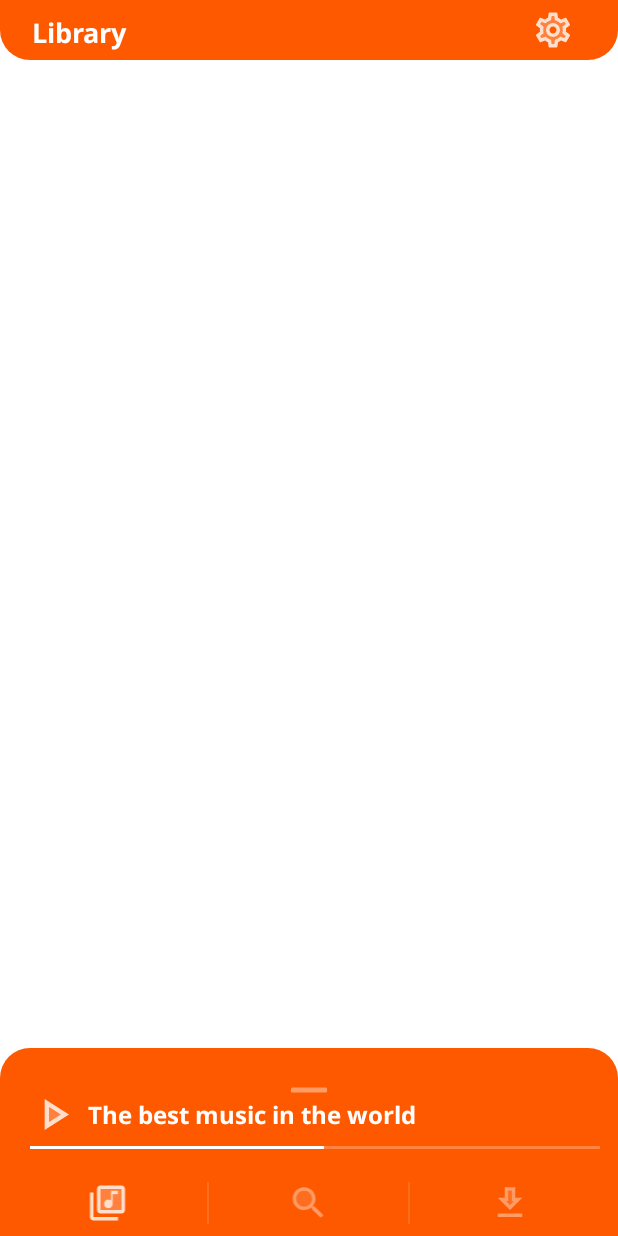
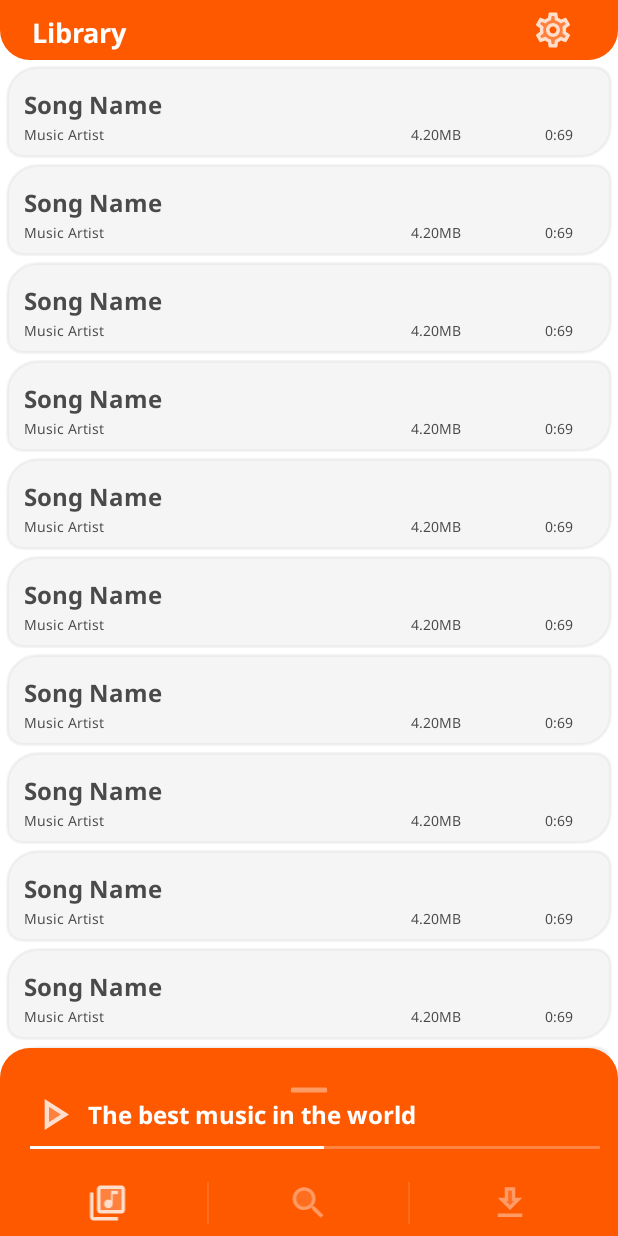
Before and after one commit to domedav/Pulze, an Android app: the screen it shows after launch (MainActivity), on a phone screen of 412 x 824 dp. Run offline under Robolectric (Android 15) with nearby library versions, the phone set to English and light mode, and no system bars; libraries missing offline, so code that uses them is left out: me.everything.android; 1 statement that could not run was skipped.

Commit message:
elastic scrollview

```diff
--- a/app/build.gradle
+++ b/app/build.gradle
@@ -59,5 +59,6 @@ dependencies {
     implementation 'androidx.constraintlayout:constraintlayout:2.1.4'
     implementation 'androidx.lifecycle:lifecycle-livedata-ktx:2.5.1'
     implementation 'androidx.lifecycle:lifecycle-viewmodel-ktx:2.5.1'
+    implementation 'io.github.everythingme:overscroll-decor-android:1.1.1'
     testImplementation 'junit:junit:4.13.2'
 }
--- a/app/src/main/java/com/domedav/listenanywhere/MainActivity.java
+++ b/app/src/main/java/com/domedav/listenanywhere/MainActivity.java
@@ -1,6 +1,5 @@
 package com.domedav.listenanywhere;
 
-import android.annotation.SuppressLint;
 import android.os.Bundle;
 import androidx.appcompat.app.AppCompatActivity;
 import android.util.Log;
@@ -8,6 +7,8 @@ import android.view.View;
 import android.view.Window;
 import android.view.WindowManager;
 import android.widget.AdapterView;
+import android.widget.ScrollView;
+
 import androidx.appcompat.app.AppCompatDelegate;
 import androidx.core.splashscreen.SplashScreen;
 import com.domedav.listenanywhere.databinding.ActivityMainBinding;
@@ -16,10 +17,13 @@ import com.domedav.listenanywhere.popup.PopupViewManager;
 import com.domedav.listenanywhere.popup.PopupViewWorkingIDs;
 import com.domedav.navbarnavigation.NavbarBackHelper;
 
+import me.everything.android.ui.overscroll.OverScrollDecoratorHelper;
+import me.everything.android.ui.overscroll.VerticalOverScrollBounceEffectDecorator;
+import me.everything.android.ui.overscroll.adapters.ScrollViewOverScrollDecorAdapter;
+
 public class MainActivity extends AppCompatActivity {
     private ActivityMainBinding m_binding;
 
-    @SuppressLint("ClickableViewAccessibility")
     @Override
     protected void onCreate(Bundle savedInstanceState) {
         // Set basic activity params
@@ -87,7 +91,7 @@ public class MainActivity extends AppCompatActivity {
         m_binding.darkenLayer.setOnClickListener(v -> NavbarBackHelper.NavigateBack()); // Tapping anywhere should also close popup
 
         // music layout
-        HomeScreenMusicControlPanelManager.InitialiseMusicLayoutHelper(this, m_binding);
+        HomeScreenMusicControlPanelManager.InitialiseMusicLayoutManager(this, m_binding);
 
         m_binding.musicnaviLayout.setOnTouchListener((v, event) -> {
             HomeScreenMusicControlPanelManager.LayoutMove(event);
@@ -96,6 +100,17 @@ public class MainActivity extends AppCompatActivity {
 
         HomeScreenMusicControlPanelManager.SetMusicAttributes("The best music in the world", "This is top-notch tech", 235);
         HomeScreenMusicControlPanelManager.SetProgress(120);
+
+        // Set up overscroll for music scroller
+        new VerticalOverScrollBounceEffectDecorator(new ScrollViewOverScrollDecorAdapter(findViewById(R.id.homecontentholder)), 25f, 25f, 1f);
+
+        m_binding.getRoot().post(() -> {
+            // Offset scrollable height, to make it look like, its scrolling into the top navilayout, and the bottom musicnave can slide on top
+            int top_height = m_binding.topLayout.getRoot().getHeight();
+            int bottom_height = m_binding.bottomLayout.getRoot().getHeight() + m_binding.musicnaviNavicollapsed.getRoot().getHeight();
+
+            m_binding.homefillable.setPaddingRelative(0, top_height  - 20, 0, bottom_height - 50);
+        });
     }
 
     @Override
--- /dev/null
+++ b/app/src/main/java/com/domedav/listenanywhere/homescreen/HomeScreenBottomNaviControlPanelManager.java
@@ -0,0 +1,43 @@
+package com.domedav.listenanywhere.homescreen;
+
+import android.app.Activity;
+import android.content.Context;
+import android.view.LayoutInflater;
+import android.view.ViewGroup;
+import com.domedav.animhelpers.QuickValueAnimator;
+import com.domedav.listenanywhere.databinding.ActivityMainBinding;
+import org.jetbrains.annotations.NotNull;
+
+public class HomeScreenBottomNaviControlPanelManager {
+    private static ActivityMainBinding m_binding;
+    private static Context m_context;
+    private static LayoutInflater m_inflater;
+    private static int m_currentlyActiveIndex = 0;
+
+    /**
+     * Initialise this class, prepare it for use
+     */
+    public static void InitialiseBottomNaviManager(@NotNull Activity a, @NotNull ActivityMainBinding binding){
+        m_binding = binding;
+        m_context = a.getApplicationContext();
+        // Get inflater service
+        m_inflater = (LayoutInflater)a.getSystemService(Context.LAYOUT_INFLATER_SERVICE);
+    }
+
+    /**
+     * Switches the view to the given index
+     */
+    private static void SwitchTo(int windowindex){
+        if(m_currentlyActiveIndex == windowindex){return;}
+        m_currentlyActiveIndex = windowindex;                     //prevent multi init call of the same layout
+    }
+
+    /**
+     * Must be called when this class is no longer used, so we dont cause a mem leak
+     */
+    public static void DestroyUnneeded(){
+        m_binding = null;
+        m_context = null;
+        m_inflater = null;
+    }
+}
--- a/app/src/main/java/com/domedav/listenanywhere/homescreen/HomeScreenMusicControlPanelManager.java
+++ b/app/src/main/java/com/domedav/listenanywhere/homescreen/HomeScreenMusicControlPanelManager.java
@@ -38,7 +38,11 @@ public class HomeScreenMusicControlPanelManager {
     private static boolean m_playpauseState = true;
     private static Drawable m_iconPlay;
     private static Drawable m_iconPause;
-    public static void InitialiseMusicLayoutHelper(@NotNull Activity a, @NotNull ActivityMainBinding binding){
+
+    /**
+     * Initialise this class, prepare it for use
+     */
+    public static void InitialiseMusicLayoutManager(@NotNull Activity a, @NotNull ActivityMainBinding binding){
         m_binding = binding;
         m_context = a.getApplicationContext();
         m_musiclayout = m_binding.musicnaviLayout;
@@ -231,13 +235,13 @@ public class HomeScreenMusicControlPanelManager {
         m_musicProgressbar_small.setProgress(currentprogress);
         m_musicProgressbar_big.setProgress(currentprogress);
 
-        int c_currmins = currentprogress / 60;
+        int curr_mins = currentprogress / 60;
         currentprogress %= 60;
 
-        int t_currmins = m_musicLength / 60;
-        int t_currsecs = m_musicLength %= 60;
+        int targ_mins = m_musicLength / 60;
+        int targ_secs = m_musicLength %= 60;
 
-        m_musicTimeLeft.setText(m_context.getString(R.string.music_timeremaining_placeholder, String.format("%02d:%02d", c_currmins, currentprogress), String.format("%02d:%02d", t_currmins, t_currsecs)));
+        m_musicTimeLeft.setText(m_context.getString(R.string.music_timeremaining_placeholder, String.format("%02d:%02d", curr_mins, currentprogress), String.format("%02d:%02d", targ_mins, targ_secs)));
     }
 
     /**
--- a/app/src/main/java/com/domedav/listenanywhere/popup/PopupViewManager.java
+++ b/app/src/main/java/com/domedav/listenanywhere/popup/PopupViewManager.java
@@ -50,11 +50,11 @@ public class PopupViewManager {
     private static final float INACTIVE_ALPHA = .3f;
     private static int m_workingID;
 
+    /**
+     * Initialise this class, prepare it for use
+     */
     @SuppressLint("ClickableViewAccessibility")
     public static void InitialisePopup(@NotNull Activity a, @NotNull ActivityMainBinding binding){
-        // Auto Cleanup
-        DestroyUnneeded();
-
         // Cache params
         m_binding = binding;
 
--- /dev/null
+++ b/app/src/main/res/drawable/ic_edit.xml
@@ -0,0 +1,8 @@
+<vector android:alpha="0.8" android:height="24dp" android:tint="@color/punchout"
+    android:viewportHeight="24" android:viewportWidth="24"
+    android:width="24dp" xmlns:android="http://schemas.android.com/apk/res/android">
+    <path android:fillAlpha="0.3"
+        android:fillColor="@android:color/white"
+        android:pathData="M5,18.08V19h0.92l9.06,-9.06 -0.92,-0.92z" android:strokeAlpha="0.3"/>
+    <path android:fillColor="@android:color/white" android:pathData="M20.71,7.04c0.39,-0.39 0.39,-1.02 0,-1.41l-2.34,-2.34c-0.2,-0.2 -0.45,-0.29 -0.71,-0.29s-0.51,0.1 -0.7,0.29l-1.83,1.83 3.75,3.75 1.83,-1.83zM3,17.25V21h3.75L17.81,9.94l-3.75,-3.75L3,17.25zM5.92,19H5v-0.92l9.06,-9.06 0.92,0.92L5.92,19z"/>
+</vector>
--- /dev/null
+++ b/app/src/main/res/drawable/rounded_at_all_modern.xml
@@ -0,0 +1,6 @@
+<shape android:shape="rectangle"
+    xmlns:android="http://schemas.android.com/apk/res/android">
+    <solid android:color="@android:color/white"/>
+    <stroke android:color="@color/punchout" android:width="2dp"/>
+    <corners android:topLeftRadius="20dp" android:topRightRadius="10dp" android:bottomLeftRadius="10dp" android:bottomRightRadius="20dp"/>
+</shape>
--- a/app/src/main/res/layout/activity_main.xml
+++ b/app/src/main/res/layout/activity_main.xml
@@ -8,6 +8,47 @@
     android:backgroundTint="@color/statusbar_color"
     android:layout_centerInParent="true">
 
+    <ScrollView
+        android:id="@+id/homecontentholder"
+        android:layout_width="match_parent"
+        android:layout_height="wrap_content"
+        android:layout_alignParentTop="true"
+        android:layout_above="@id/bottom_layout"
+        android:scrollbarThumbHorizontal="@null"
+        android:scrollbarThumbVertical="@null"
+        android:overScrollMode="always">
+
+        <LinearLayout
+            android:id="@+id/homefillable"
+            android:layout_width="match_parent"
+            android:layout_height="wrap_content"
+            android:orientation="vertical">
+
+            <Space
+                android:layout_width="wrap_content"
+                android:layout_height="15dp"/>
+
+            <include layout="@layout/music_item" />
+            <include layout="@layout/music_item" />
+            <include layout="@layout/music_item" />
+            <include layout="@layout/music_item" />
+            <include layout="@layout/music_item" />
+            <include layout="@layout/music_item" />
+            <include layout="@layout/music_item" />
+            <include layout="@layout/music_item" />
+            <include layout="@layout/music_item" />
+            <include layout="@layout/music_item" />
+            <include layout="@layout/music_item" />
+            <include layout="@layout/music_item" />
+            <include layout="@layout/music_item" />
+
+            <Space
+                android:layout_width="wrap_content"
+                android:layout_height="15dp"/>
+
+        </LinearLayout>
+    </ScrollView>
+
     <include
         android:id="@+id/top_layout"
         layout="@layout/top_navigation"
@@ -15,14 +56,6 @@
         android:layout_height="wrap_content"
         android:layout_alignParentTop="true"
         android:layout_centerInParent="true" />
-
-    <LinearLayout
-        android:layout_width="match_parent"
-        android:layout_height="wrap_content"
-        android:orientation="vertical"
-        android:layout_below="@id/top_layout">
-
-    </LinearLayout>
 
     <RelativeLayout
         android:id="@+id/musicnavi_layout"
@@ -44,6 +77,7 @@
             android:gravity="center"
             android:layout_gravity="center"
             android:clickable="false"
+            android:focusable="false"
             android:orientation="horizontal"
             android:layout_alignParentTop="true"
             android:layout_centerHorizontal="true">
@@ -55,6 +89,7 @@
                 android:backgroundTint="@android:color/white"
                 android:alpha=".4"
                 android:clickable="false"
+                android:focusable="false"
                 android:scaleX=".65"
                 android:translationY="-5dp"/>
 
--- a/app/src/main/res/layout/activity_storage_managment.xml
+++ b/app/src/main/res/layout/activity_storage_managment.xml
@@ -1,8 +1,14 @@
 <?xml version="1.0" encoding="utf-8"?>
-<androidx.coordinatorlayout.widget.CoordinatorLayout xmlns:android="http://schemas.android.com/apk/res/android"
+<RelativeLayout xmlns:android="http://schemas.android.com/apk/res/android"
     xmlns:tools="http://schemas.android.com/tools"
     android:layout_width="match_parent"
     android:layout_height="match_parent"
     tools:context=".StorageManagmentActivity">
 
-</androidx.coordinatorlayout.widget.CoordinatorLayout>
+    <include
+        layout="@layout/top_navigation"
+        android:layout_alignParentTop="true"
+        android:layout_width="match_parent"
+        android:layout_height="wrap_content"/>
+
+</RelativeLayout>
--- /dev/null
+++ b/app/src/main/res/layout/music_item.xml
@@ -0,0 +1,108 @@
+<?xml version="1.0" encoding="utf-8"?>
+<LinearLayout xmlns:android="http://schemas.android.com/apk/res/android"
+    android:layout_width="match_parent"
+    android:layout_height="wrap_content"
+    android:orientation="vertical"
+    android:background="@drawable/rounded_at_all_modern"
+    android:backgroundTint="@color/semitrans_dark_light"
+    android:padding="4dp"
+    android:layout_marginStart="4dp"
+    android:layout_marginTop="2dp"
+    android:layout_marginEnd="4dp"
+    android:layout_marginBottom="2dp">
+
+    <LinearLayout
+        android:layout_gravity="center"
+        android:gravity="center"
+        android:layout_width="match_parent"
+        android:layout_height="0dp"
+        android:orientation="horizontal"
+        android:layout_weight="1">
+
+        <TextView
+            android:id="@+id/item_music_name"
+            android:layout_width="0dp"
+            android:layout_height="wrap_content"
+            android:gravity="start"
+            android:fontFamily="@font/notosans_bold"
+            android:text="Song Name"
+            android:textSize="16sp"
+            android:textColor="@color/punchout"
+            android:clickable="false"
+            android:focusable="false"
+            android:maxLines="1"
+            android:ellipsize="end"
+            android:layout_marginStart="8dp"
+            android:layout_marginEnd="8dp"
+            android:layout_marginTop="4dp"
+            android:layout_weight="5"/>
+
+    </LinearLayout>
+
+    <LinearLayout
+        android:layout_gravity="start"
+        android:gravity="start"
+        android:layout_width="match_parent"
+        android:layout_height="0dp"
+        android:orientation="horizontal"
+        android:layout_weight="1">
+
+        <TextView
+            android:id="@+id/item_music_artist"
+            android:layout_width="wrap_content"
+            android:layout_height="wrap_content"
+            android:layout_gravity="start|top"
+            android:gravity="start"
+            android:fontFamily="@font/notosans_regular"
+            android:text="Music Artist"
+            android:textSize="9sp"
+            android:textColor="@color/punchout"
+            android:clickable="false"
+            android:focusable="false"
+            android:maxLines="1"
+            android:ellipsize="end"
+            android:layout_marginStart="8dp"
+            android:layout_marginEnd="8dp"
+            android:layout_marginBottom="4dp"
+            android:layout_weight="7"/>
+
+        <TextView
+            android:id="@+id/item_music_size"
+            android:layout_width="wrap_content"
+            android:layout_height="wrap_content"
+            android:layout_gravity="start|top"
+            android:gravity="start"
+            android:fontFamily="@font/notosans_regular"
+            android:text="4.20MB"
+            android:textSize="9sp"
+            android:textColor="@color/punchout"
+            android:clickable="false"
+            android:focusable="false"
+            android:maxLines="1"
+            android:ellipsize="end"
+            android:layout_marginStart="8dp"
+            android:layout_marginEnd="8dp"
+            android:layout_marginBottom="4dp"
+            android:layout_weight="1"/>
+
+        <TextView
+            android:id="@+id/item_music_length"
+            android:layout_width="wrap_content"
+            android:layout_height="wrap_content"
+            android:layout_gravity="end|top"
+            android:gravity="center"
+            android:fontFamily="@font/notosans_regular"
+            android:text="0:69"
+            android:textSize="9sp"
+            android:textColor="@color/punchout"
+            android:clickable="false"
+            android:focusable="false"
+            android:maxLines="1"
+            android:ellipsize="end"
+            android:layout_marginStart="8dp"
+            android:layout_marginEnd="8dp"
+            android:layout_marginBottom="4dp"
+            android:layout_weight="1"/>
+
+    </LinearLayout>
+</LinearLayout>
--- a/app/src/main/res/layout/popup_view.xml
+++ b/app/src/main/res/layout/popup_view.xml
@@ -54,7 +54,7 @@
             android:layout_height="wrap_content"
             android:fadeScrollbars="true"
             android:scrollbarThumbHorizontal="@null"
-            android:scrollbarThumbVertical="@drawable/rounded_at_all">
+            android:scrollbarThumbVertical="@drawable/rounded_at_all_semitrans">
 
             <LinearLayout
                 android:id="@+id/popup_populate_me"
--- a/app/src/main/res/values-night/colors.xml
+++ b/app/src/main/res/values-night/colors.xml
@@ -6,5 +6,7 @@
     <color name="primary_darker">#212121</color>
     <color name="statusbar_color">#222</color>
     <color name="semitrans_dark">#4D979797</color>
+    <color name="semitrans_dark_light">#12757575</color>
     <color name="grayed_primary_main">#5A5A5A</color>
+    <color name="punchout">#FFF</color>
 </resources>
--- a/app/src/main/res/values/colors.xml
+++ b/app/src/main/res/values/colors.xml
@@ -9,7 +9,9 @@
     <color name="secondary_main">#599CC6</color>
     <color name="statusbar_color">#CCC</color>
     <color name="semitrans_dark">#4D454545</color>
+    <color name="semitrans_dark_light">#12757575</color>
     <color name="grayed_primary_main">#C15217</color>
+    <color name="punchout">#4A4A4A</color>
     <!--THEME IGNORANT COLORS BELLOW-->
     <color name="launcher_background">#FF5900</color>
     <color name="fade_background">#74000000</color>
--- a/app/src/main/res/values/string_arrays.xml
+++ b/app/src/main/res/values/string_arrays.xml
@@ -4,7 +4,7 @@
         <item>64kbps</item>
         <item>96kbps</item>
         <item>128kbps</item>
-        <item>192kbps (Default)</item>
+        <item>192kbps</item>
         <item>256kbps</item>
         <item>320kbps</item>
     </string-array>
```
Also changed, not shown: app/src/main/res/drawable/rounded_at_all_semitrans.xml (renamed from app/src/main/res/drawable/rounded_at_all.xml).
